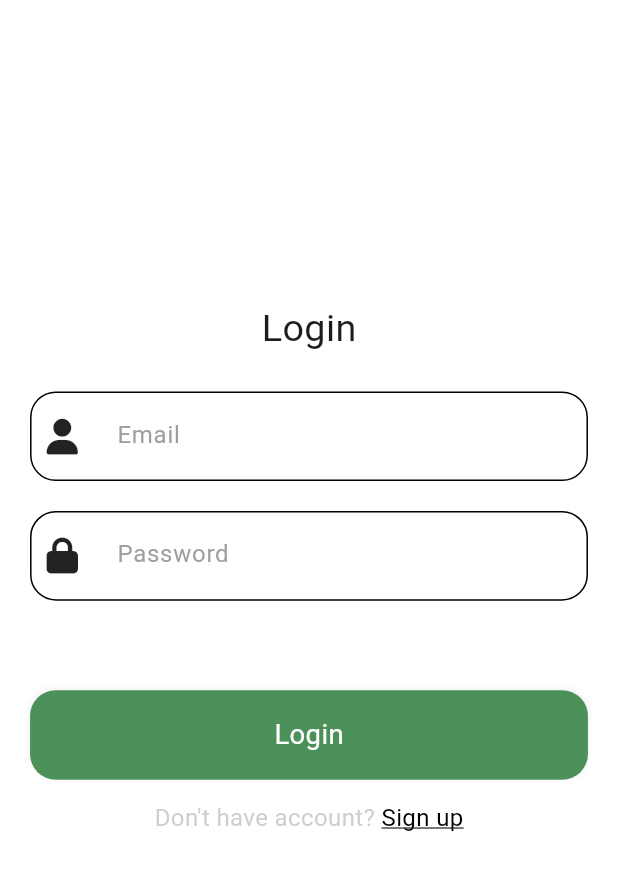
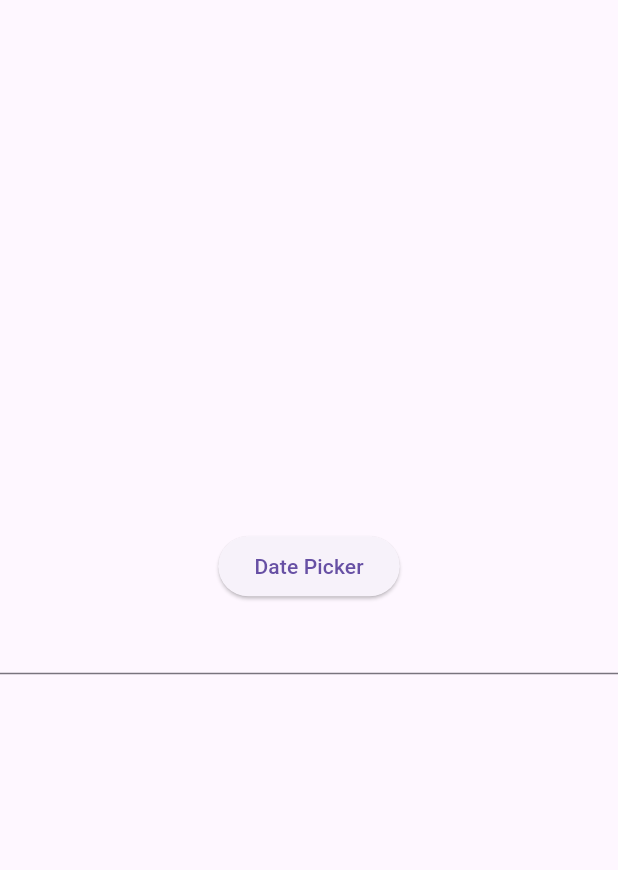
Before and after one commit to ThanawatPtd/Project_Mobile_App, a Flutter app: the screen it shows after launch, on a phone screen of 412 x 824 dp. Shown: the top 870 px of the screen. Run offline on Flutter 3.47's test engine with Material 3 defaults, Android fonts, the phone set to English and light mode, and no system bars; our stand-ins replace cloud_firestore, dots_indicator, firebase_auth, firebase_core, flutter_bloc, flutter_screenutil and 1 more; missing offline and left inert: dart:html; accounts and stored records are empty.

Commit message:
record page

```diff
--- a/lib/main.dart
+++ b/lib/main.dart
@@ -2,6 +2,7 @@ import 'package:firebase_auth/firebase_auth.dart';
 import 'package:flutter/material.dart';
 import 'package:flutter_bloc/flutter_bloc.dart';
 import 'package:flutter_screenutil/flutter_screenutil.dart';
+import 'package:project_mobile_app/pages/create_record/create_record.dart';
 import 'package:project_mobile_app/pages/home/home.dart';
 import 'package:project_mobile_app/pages/login/login.dart';
 import 'package:project_mobile_app/pages/setting/setting.dart';
@@ -38,13 +39,14 @@ class MyApp extends StatelessWidget {
       child: ScreenUtilInit(
           builder: (context, child) => MaterialApp(
                 debugShowCheckedModeBanner: false,
-                home: Login(),
+                home: CreateRecord(),
                 routes: {
                   'login': (context) =>  const Login(),
                   'signup': (context) => const Signup(),
                   'home':(context) => const Home(),
                   'summary':(context) => const Summary(),
                   'setting':(context) => const Setting(),
+                  'create_record':(context) => const CreateRecord(),
                 },
               )),
     );
--- /dev/null
+++ b/lib/pages/create_record/create_record.dart
@@ -0,0 +1,40 @@
+import 'package:flutter/material.dart';
+
+class CreateRecord extends StatefulWidget {
+  const CreateRecord({super.key});
+
+  @override
+  State<CreateRecord> createState() => _CreateRecordState();
+}
+
+class _CreateRecordState extends State<CreateRecord> {
+  TextEditingController moneyController = TextEditingController();
+  String t = "";
+  @override
+  Widget build(BuildContext context) {
+    return Scaffold(
+      body: Container(
+        child: Center(
+          child: Column(
+            mainAxisAlignment: MainAxisAlignment.center,
+            children: [
+              ElevatedButton(onPressed: () {}, child: Text("Date Picker")),
+              TextField(
+                keyboardType: TextInputType.number,
+                controller: moneyController,
+                onEditingComplete: () {
+                  setState(() {
+                    int n = int.parse(moneyController.text);
+                    print(n);
+                    t = n.toString();
+                  });
+                },
+              ),
+              Text(t),
+            ],
+          ),
+        ),
+      ),
+    );
+  }
+}
--- a/pubspec.yaml
+++ b/pubspec.yaml
@@ -39,6 +39,7 @@ dependencies:
   # The following adds the Cupertino Icons font to your application.
   # Use with the CupertinoIcons class for iOS style icons.
   cupertino_icons: ^1.0.6
+  intl: ^0.19.0
   firebase_core: ^2.27.1
   firebase_auth: ^4.17.9
   cloud_firestore: ^4.15.9
```
Also changed, not shown: pubspec.lock.
